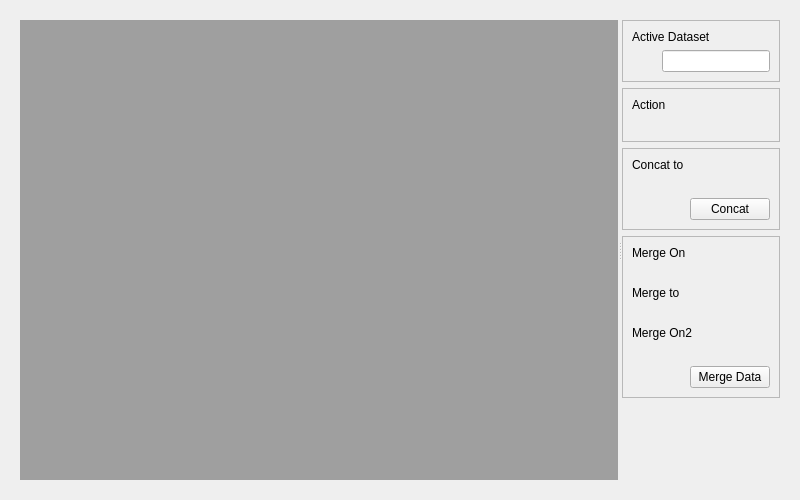
First picture: the form in NiChartGUI/plugins/mergeview/mergeview.ui, repository CBICA/NiChart_Viewer, before the edit.
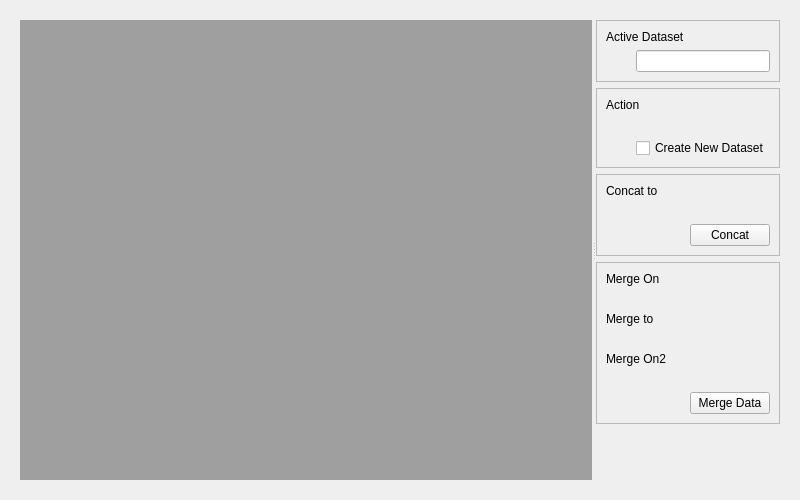
Second picture: the form after the edit.

Commit message: Manage new dataset creation in different plugins

```diff
--- a/NiChartGUI/plugins/mergeview/mergeview.ui
+++ b/NiChartGUI/plugins/mergeview/mergeview.ui
@@ -147,6 +147,40 @@
                                         
                                     </layout>
                                     </item>
+                                    
+                                    <item>
+                                        <layout  class="QHBoxLayout"  name="hlTmp">
+
+                                            <item>
+                                                <spacer  name="horizontalSpacer_2">
+                                                    <property  name="orientation">
+                                                    <enum>Qt::Horizontal</enum>
+                                                    </property>
+                                                    
+                                                    <property name="sizeType">
+                                                        <enum>QSizePolicy::Fixed</enum>
+                                                    </property>
+                                                    
+                                                    <property  name="sizeHint"  stdset="0">
+                                                    <size>
+                                                        <width>30</width>
+                                                        <height>20</height>
+                                                    </size>
+                                                    </property>
+                                                </spacer>
+                                            </item>
+
+                                            <item>
+                                                <widget  class="QCheckBox"  name="check_createnew">
+                                                    <property  name="text">
+                                                    <string>Create New Dataset</string>
+                                                    </property>
+                                                </widget>
+                                            </item>
+                                            
+                                        </layout>
+                                    </item>
+                                    
                                 </layout>
                             
                             </widget>
@@ -343,7 +377,7 @@
                                 </item>
 
                                 <item>
-                                    <layout  class="QHBoxLayout"  name="hlSortBtn">
+                                    <layout  class="QHBoxLayout"  name="hlMergeBtn">
                                     <item>
                                         <spacer  name="horizontalSpacer_8">
                                         <property  name="orientation">
```
Left out of the diff: 2 changed lines with no effect on the pictures. The commit also changes 8 other files.
